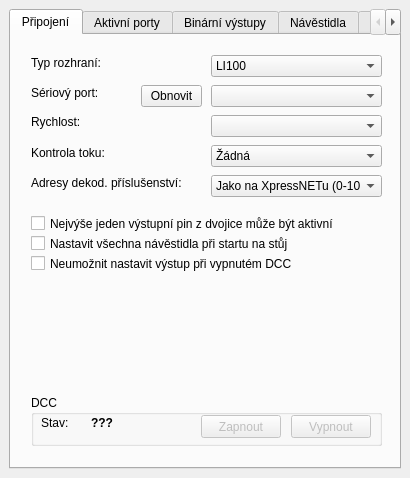
This is form/main-window.ui in kmzbrnoI/rcs-lib-XpressNET-qt as Qt 5 draws it before an edit. The edited form follows.
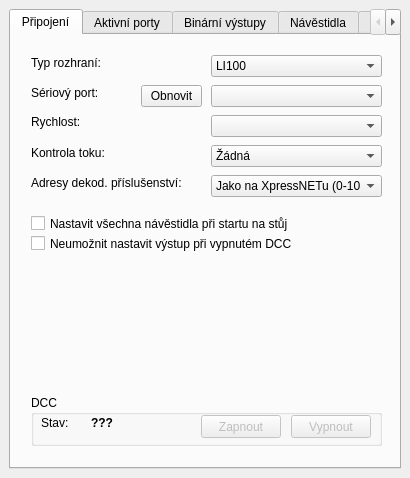
This is the edited form.

Commit message: Make onlyOneActive option permanently active.

```diff
--- a/form/main-window.ui
+++ b/form/main-window.ui
@@ -151,19 +151,6 @@
          <string>Obnovit</string>
         </property>
        </widget>
-       <widget class="QCheckBox" name="chb_only_one_active">
-        <property name="geometry">
-         <rect>
-          <x>20</x>
-          <y>180</y>
-          <width>351</width>
-          <height>17</height>
-         </rect>
-        </property>
-        <property name="text">
-         <string>Nejvýše jeden výstupní pin z dvojice může být aktivní</string>
-        </property>
-       </widget>
        <widget class="QLabel" name="label_8">
         <property name="geometry">
          <rect>
@@ -321,7 +308,7 @@
         <property name="geometry">
          <rect>
           <x>20</x>
-          <y>200</y>
+          <y>180</y>
           <width>351</width>
           <height>17</height>
          </rect>
@@ -334,7 +321,7 @@
         <property name="geometry">
          <rect>
           <x>20</x>
-          <y>220</y>
+          <y>200</y>
           <width>351</width>
           <height>17</height>
          </rect>
```
The commit also changes 3 other files.
